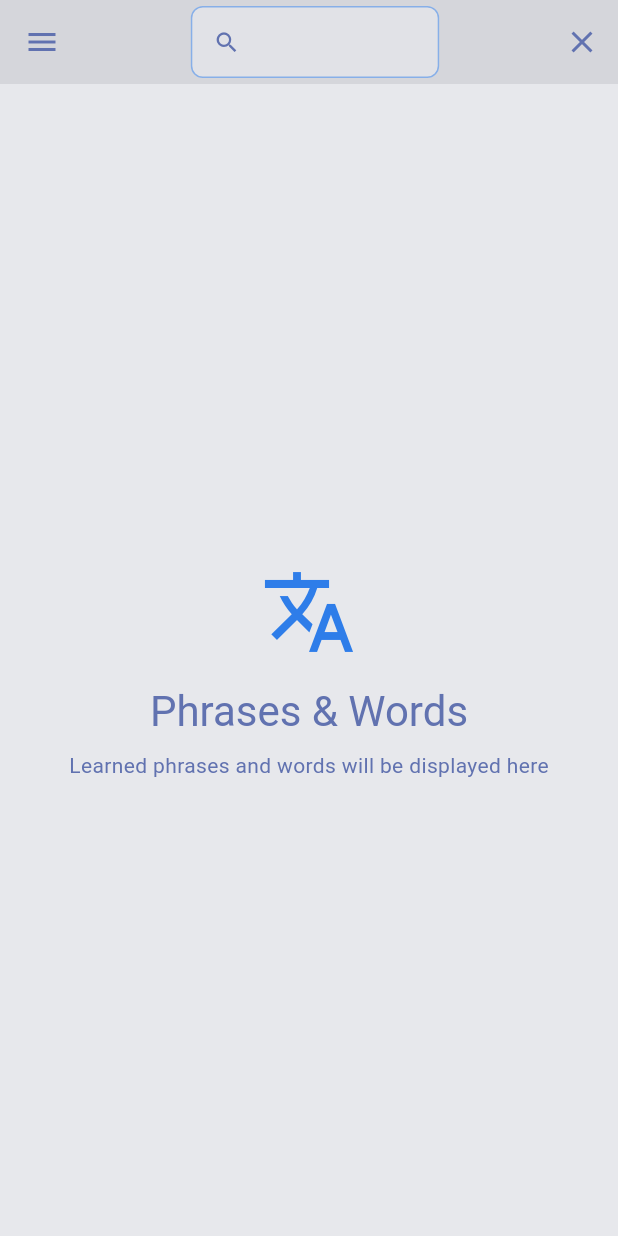
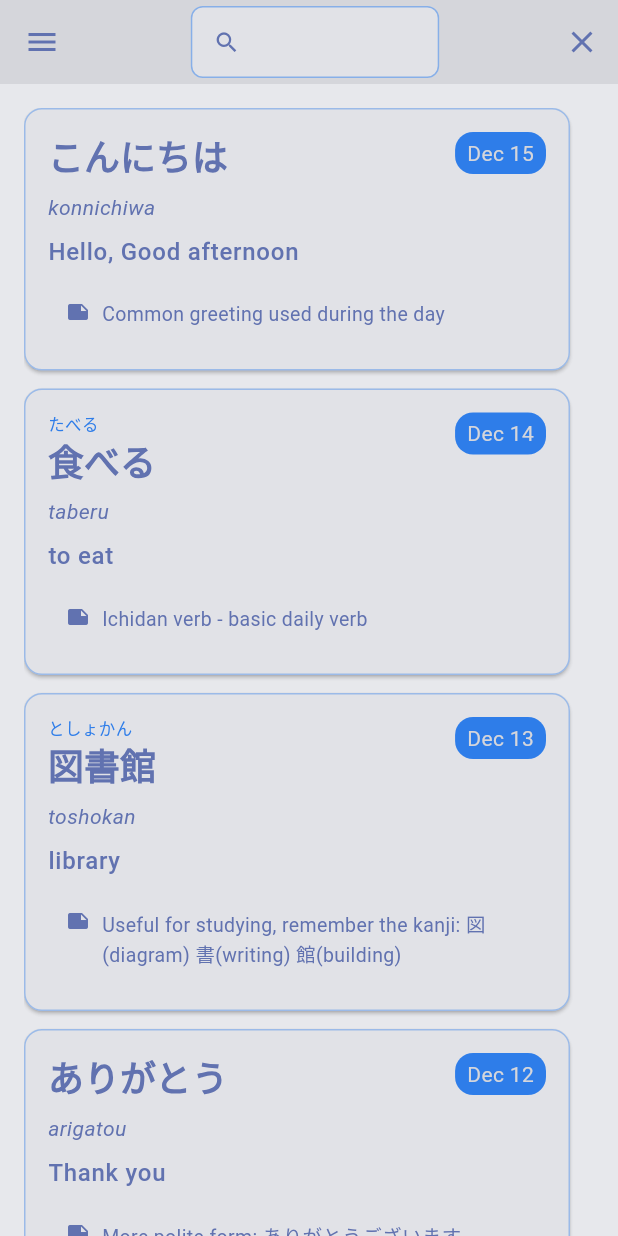
Before and after one commit to spalter/jpn-learning-diary, a Flutter app: the screen it shows after launch, in the side drawer, after a tap on "Phrases & Words", on a phone screen of 412 x 824 dp. Run offline on Flutter 3.47's test engine with Material 3 defaults, Android fonts, the phone set to English and light mode, and no system bars; missing offline and left inert: flutter_acrylic.

Commit message:
Added a dummy version of the diary.

```diff
--- /dev/null
+++ b/lib/data/diary_data.dart
@@ -0,0 +1,111 @@
+/// Model for a learned word or phrase entry in the diary.
+class DiaryEntry {
+  /// Unique identifier for the entry.
+  final String id;
+
+  /// Japanese text (kanji/kana).
+  final String japanese;
+
+  /// Furigana/reading guide (hiragana above kanji).
+  final String? furigana;
+
+  /// Romanized version (romaji).
+  final String romaji;
+
+  /// English translation or meaning.
+  final String meaning;
+
+  /// User's notes about the entry.
+  final String? notes;
+
+  /// When the entry was created/learned.
+  final DateTime dateAdded;
+
+  const DiaryEntry({
+    required this.id,
+    required this.japanese,
+    this.furigana,
+    required this.romaji,
+    required this.meaning,
+    this.notes,
+    required this.dateAdded,
+  });
+}
+
+/// Sample diary entries for demonstration.
+class DiaryData {
+  static final List<DiaryEntry> dummyEntries = [
+    DiaryEntry(
+      id: '1',
+      japanese: 'こんにちは',
+      furigana: 'こんにちは',
+      romaji: 'konnichiwa',
+      meaning: 'Hello, Good afternoon',
+      notes: 'Common greeting used during the day',
+      dateAdded: DateTime(2025, 12, 15),
+    ),
+    DiaryEntry(
+      id: '2',
+      japanese: '食べる',
+      furigana: 'たべる',
+      romaji: 'taberu',
+      meaning: 'to eat',
+      notes: 'Ichidan verb - basic daily verb',
+      dateAdded: DateTime(2025, 12, 14),
+    ),
+    DiaryEntry(
+      id: '3',
+      japanese: '図書館',
+      furigana: 'としょかん',
+      romaji: 'toshokan',
+      meaning: 'library',
+      notes: 'Useful for studying, remember the kanji: 図(diagram) 書(writing) 館(building)',
+      dateAdded: DateTime(2025, 12, 13),
+    ),
+    DiaryEntry(
+      id: '4',
+      japanese: 'ありがとう',
+      furigana: 'ありがとう',
+      romaji: 'arigatou',
+      meaning: 'Thank you',
+      notes: 'More polite form: ありがとうございます (arigatou gozaimasu)',
+      dateAdded: DateTime(2025, 12, 12),
+    ),
+    DiaryEntry(
+      id: '5',
+      japanese: '勉強する',
+      furigana: 'べんきょうする',
+      romaji: 'benkyou suru',
+      meaning: 'to study',
+      notes: 'Suru verb - very important for student life!',
+      dateAdded: DateTime(2025, 12, 11),
+    ),
+    DiaryEntry(
+      id: '6',
+      japanese: '美味しい',
+      furigana: 'おいしい',
+      romaji: 'oishii',
+      meaning: 'delicious',
+      notes: 'I-adjective, use it when eating good food',
+      dateAdded: DateTime(2025, 12, 10),
+    ),
+    DiaryEntry(
+      id: '7',
+      japanese: 'お願いします',
+      furigana: 'おねがいします',
+      romaji: 'onegai shimasu',
+      meaning: 'please',
+      notes: 'Very polite way to make a request',
+      dateAdded: DateTime(2025, 12, 9),
+    ),
+    DiaryEntry(
+      id: '8',
+      japanese: '明日',
+      furigana: 'あした',
+      romaji: 'ashita',
+      meaning: 'tomorrow',
+      notes: 'Can also be read as みょうにち (myounichi) in formal contexts',
+      dateAdded: DateTime(2025, 12, 8),
+    ),
+  ];
+}
--- a/lib/screens/phrases_words_page.dart
+++ b/lib/screens/phrases_words_page.dart
@@ -1,5 +1,7 @@
 import 'package:flutter/material.dart';
+import 'package:jpn_learning_diary/data/diary_data.dart';
 import 'package:jpn_learning_diary/widgets/base_layout.dart';
+import 'package:jpn_learning_diary/widgets/diary_entry_card.dart';
 
 /// Phrases and words tracking page.
 ///
@@ -11,27 +13,20 @@ class PhrasesWordsPage extends StatelessWidget {
   @override
   Widget build(BuildContext context) {
     return BaseLayout(
-      child: Center(
-        child: Column(
-          mainAxisAlignment: MainAxisAlignment.center,
-          children: [
-            Icon(
-              Icons.translate,
-              size: 64,
-              color: Theme.of(context).colorScheme.primary,
+      child: Column(
+        crossAxisAlignment: CrossAxisAlignment.start,
+        children: [
+          // Entries list
+          Expanded(
+            child: ListView.builder(
+              itemCount: DiaryData.dummyEntries.length,
+              itemBuilder: (context, index) {
+                final entry = DiaryData.dummyEntries[index];
+                return DiaryEntryCard(entry: entry);
+              },
             ),
-            const SizedBox(height: 16),
-            Text(
-              'Phrases & Words',
-              style: Theme.of(context).textTheme.headlineMedium,
-            ),
-            const SizedBox(height: 8),
-            Text(
-              'Learned phrases and words will be displayed here',
-              style: Theme.of(context).textTheme.bodyMedium,
-            ),
-          ],
-        ),
+          ),
+        ],
       ),
     );
   }
--- /dev/null
+++ b/lib/widgets/diary_entry_card.dart
@@ -0,0 +1,166 @@
+import 'package:flutter/material.dart';
+import 'package:flutter/services.dart';
+import 'package:intl/intl.dart';
+import 'package:jpn_learning_diary/data/diary_data.dart';
+
+/// Card widget for displaying a single diary entry.
+///
+/// Shows the Japanese text, furigana reading, romaji, English meaning,
+/// and optional notes for a learned phrase or word. Cards are interactive
+/// and display the date when the entry was added.
+class DiaryEntryCard extends StatefulWidget {
+  /// The diary entry to display.
+  final DiaryEntry entry;
+
+  /// Creates a diary entry card.
+  ///
+  /// The [entry] parameter is required and contains all the information
+  /// to be displayed in the card.
+  const DiaryEntryCard({
+    super.key,
+    required this.entry,
+  });
+
+  @override
+  State<DiaryEntryCard> createState() => _DiaryEntryCardState();
+}
+
+class _DiaryEntryCardState extends State<DiaryEntryCard> {
+  bool _isHovering = false;
+
+  @override
+  Widget build(BuildContext context) {
+    return MouseRegion(
+      onEnter: (_) => setState(() => _isHovering = true),
+      onExit: (_) => setState(() => _isHovering = false),
+      child: Card(
+        margin: const EdgeInsets.only(bottom: 12, right: 16),
+        shape: RoundedRectangleBorder(
+          borderRadius: BorderRadius.circular(12),
+          side: BorderSide(
+            color: _isHovering
+                ? Theme.of(context).colorScheme.primary
+                : Theme.of(context).colorScheme.primary.withAlpha(100),
+            width: _isHovering ? 2 : 1,
+          ),
+        ),
+        child: InkWell(
+          onTap: () async {
+            await Clipboard.setData(ClipboardData(text: widget.entry.japanese));
+            if (context.mounted) {
+              ScaffoldMessenger.of(context).showSnackBar(
+                SnackBar(
+                  content: Text('Copied: ${widget.entry.japanese}'),
+                  duration: const Duration(seconds: 2),
+                ),
+              );
+            }
+          },
+          borderRadius: BorderRadius.circular(12),
+          child: Padding(
+            padding: const EdgeInsets.all(16),
+            child: Column(
+              crossAxisAlignment: CrossAxisAlignment.start,
+              children: [
+                // Japanese text with furigana
+                Row(
+                  crossAxisAlignment: CrossAxisAlignment.start,
+                  children: [
+                    Expanded(
+                      child: Column(
+                        crossAxisAlignment: CrossAxisAlignment.start,
+                        children: [
+                          if (widget.entry.furigana != null && widget.entry.furigana != widget.entry.japanese)
+                            Text(
+                              widget.entry.furigana!,
+                              style: TextStyle(
+                                fontSize: 11,
+                                color: Theme.of(context).colorScheme.primary,
+                              ),
+                            ),
+                          Text(
+                            widget.entry.japanese,
+                            style: Theme.of(context).textTheme.headlineSmall?.copyWith(
+                                  fontWeight: FontWeight.bold,
+                                ),
+                          ),
+                        ],
+                      ),
+                    ),
+                    // Date badge
+                    Container(
+                      padding: const EdgeInsets.symmetric(horizontal: 8, vertical: 4),
+                      decoration: BoxDecoration(
+                        color: Theme.of(context).colorScheme.primary,
+                        borderRadius: BorderRadius.circular(12),
+                      ),
+                      child: Text(
+                        DateFormat('MMM d').format(widget.entry.dateAdded),
+                        style: TextStyle(
+                          fontSize: 14,
+                          color: Theme.of(context).colorScheme.onPrimary,
+                        ),
+                      ),
+                    ),
+                  ],
+                ),
+                const SizedBox(height: 8),
+
+                // Romaji
+                Text(
+                  widget.entry.romaji,
+                  style: TextStyle(
+                    fontSize: 14,
+                    fontStyle: FontStyle.italic,
+                    color: Theme.of(context).colorScheme.onSurfaceVariant,
+                  ),
+                ),
+                const SizedBox(height: 8),
+
+                // Meaning
+                Text(
+                  widget.entry.meaning,
+                  style: Theme.of(context).textTheme.bodyLarge?.copyWith(
+                        fontWeight: FontWeight.w500,
+                      ),
+                ),
+
+                // Notes (if available)
+                if (widget.entry.notes != null && widget.entry.notes!.isNotEmpty) ...[
+                  const SizedBox(height: 8),
+                  Container(
+                    padding: const EdgeInsets.all(12),
+                    decoration: BoxDecoration(
+                      color: Theme.of(context).colorScheme.surfaceContainerHighest,
+                      borderRadius: BorderRadius.circular(8),
+                    ),
+                    child: Row(
+                      crossAxisAlignment: CrossAxisAlignment.start,
+                      children: [
+                        Icon(
+                          Icons.note,
+                          size: 16,
+                          color: Theme.of(context).colorScheme.onSurfaceVariant,
+                        ),
+                        const SizedBox(width: 8),
+                        Expanded(
+                          child: Text(
+                            widget.entry.notes!,
+                            style: TextStyle(
+                              fontSize: 13,
+                              color: Theme.of(context).colorScheme.onSurfaceVariant,
+                            ),
+                          ),
+                        ),
+                      ],
+                    ),
+                  ),
+                ],
+              ],
+            ),
+          ),
+        ),
+      ),
+    );
+  }
+}
--- a/pubspec.yaml
+++ b/pubspec.yaml
@@ -35,6 +35,7 @@ dependencies:
   # The following adds the Cupertino Icons font to your application.
   # Use with the CupertinoIcons class for iOS style icons.
   cupertino_icons: ^1.0.8
+  intl: ^0.19.0
 
 dev_dependencies:
   flutter_test:
```
Also changed, not shown: pubspec.lock.
